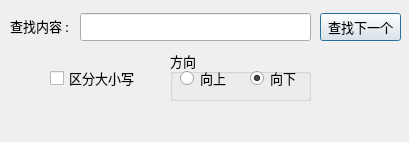
Qt form finddialog.ui (magicdmer/EasyNoteX) before a commit.
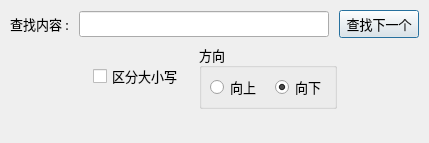
The same form after that commit.

Commit message:
refactor(finddialog): 改用布局管理器替代绝对定位
移除硬编码的固定尺寸限制与绝对坐标定位，将控件按功能分组为布局结构，提升UI的可维护性。

Patch:
```diff
--- a/finddialog.ui
+++ b/finddialog.ui
@@ -6,28 +6,10 @@
    <rect>
     <x>0</x>
     <y>0</y>
-    <width>409</width>
-    <height>142</height>
+    <width>468</width>
+    <height>134</height>
    </rect>
   </property>
-  <property name="sizePolicy">
-   <sizepolicy hsizetype="Fixed" vsizetype="Fixed">
-    <horstretch>0</horstretch>
-    <verstretch>0</verstretch>
-   </sizepolicy>
-  </property>
-  <property name="minimumSize">
-   <size>
-    <width>409</width>
-    <height>142</height>
-   </size>
-  </property>
-  <property name="maximumSize">
-   <size>
-    <width>409</width>
-    <height>142</height>
-   </size>
-  </property>
   <property name="font">
    <font>
     <family>微软雅黑</family>
@@ -37,89 +19,111 @@
   <property name="windowTitle">
    <string>查找</string>
   </property>
+  <layout class="QVBoxLayout" name="verticalLayout">
+   <property name="sizeConstraint">
+    <enum>QLayout::SetFixedSize</enum>
+   </property>
+   <property name="leftMargin">
+    <number>10</number>
+   </property>
+   <property name="topMargin">
+    <number>10</number>
+   </property>
+   <property name="rightMargin">
+    <number>10</number>
+   </property>
+   <property name="bottomMargin">
+    <number>10</number>
+   </property>
+   <property name="spacing">
+    <number>6</number>
+   </property>
+   <item>
+    <layout class="QHBoxLayout" name="horizontalLayoutTop">
+     <property name="spacing">
+      <number>10</number>
+     </property>
+     <item>
   <widget class="QLabel" name="label">
-   <property name="geometry">
-    <rect>
-     <x>10</x>
-     <y>18</y>
-     <width>61</width>
-     <height>16</height>
-    </rect>
-   </property>
    <property name="text">
     <string>查找内容 :</string>
    </property>
   </widget>
+     </item>
+     <item>
   <widget class="QLineEdit" name="lineEdit">
-   <property name="geometry">
-    <rect>
-     <x>80</x>
-     <y>13</y>
-     <width>231</width>
-     <height>28</height>
-    </rect>
-   </property>
-  </widget>
+       <property name="minimumSize">
+        <size>
+         <width>250</width>
+         <height>0</height>
+        </size>
+       </property>
+      </widget>
+     </item>
+     <item>
   <widget class="QPushButton" name="pushButtonFind">
-   <property name="geometry">
-    <rect>
-     <x>320</x>
-     <y>13</y>
-     <width>81</width>
-     <height>28</height>
-    </rect>
-   </property>
    <property name="text">
     <string>查找下一个</string>
    </property>
   </widget>
+     </item>
+    </layout>
+   </item>
+   <item>
+    <layout class="QHBoxLayout" name="horizontalLayoutOptions">
+     <property name="spacing">
+      <number>16</number>
+     </property>
+     <item>
+      <spacer name="horizontalSpacerLeft">
+       <property name="orientation">
+        <enum>Qt::Horizontal</enum>
+       </property>
+       <property name="sizeHint" stdset="0">
+        <size>
+         <width>8</width>
+         <height>20</height>
+        </size>
+       </property>
+      </spacer>
+     </item>
+     <item>
   <widget class="QCheckBox" name="checkBoxCaseSensitive">
-   <property name="geometry">
-    <rect>
-     <x>50</x>
-     <y>70</y>
-     <width>91</width>
-     <height>16</height>
-    </rect>
-   </property>
    <property name="text">
     <string>区分大小写</string>
    </property>
   </widget>
+     </item>
+     <item>
   <widget class="QGroupBox" name="groupBox">
-   <property name="geometry">
-    <rect>
-     <x>170</x>
-     <y>50</y>
-     <width>141</width>
-     <height>51</height>
-    </rect>
-   </property>
    <property name="title">
     <string>方向</string>
    </property>
+       <layout class="QHBoxLayout" name="horizontalLayoutDirection">
+        <property name="leftMargin">
+         <number>8</number>
+        </property>
+        <property name="topMargin">
+         <number>6</number>
+        </property>
+        <property name="rightMargin">
+         <number>8</number>
+        </property>
+        <property name="bottomMargin">
+         <number>6</number>
+        </property>
+        <property name="spacing">
+         <number>14</number>
+        </property>
+        <item>
    <widget class="QRadioButton" name="radioButtonBackward">
-    <property name="geometry">
-     <rect>
-      <x>10</x>
-      <y>20</y>
-      <width>51</width>
-      <height>16</height>
-     </rect>
-    </property>
     <property name="text">
      <string>向上</string>
     </property>
    </widget>
+        </item>
+        <item>
    <widget class="QRadioButton" name="radioButtonForward">
-    <property name="geometry">
-     <rect>
-      <x>80</x>
-      <y>20</y>
-      <width>51</width>
-      <height>16</height>
-     </rect>
-    </property>
     <property name="text">
      <string>向下</string>
     </property>
@@ -127,16 +131,27 @@
      <bool>true</bool>
     </property>
    </widget>
-  </widget>
+        </item>
+       </layout>
+      </widget>
+     </item>
+     <item>
+      <spacer name="horizontalSpacerRight">
+       <property name="orientation">
+        <enum>Qt::Horizontal</enum>
+       </property>
+       <property name="sizeHint" stdset="0">
+        <size>
+         <width>1</width>
+         <height>20</height>
+        </size>
+       </property>
+      </spacer>
+     </item>
+    </layout>
+   </item>
+   <item>
   <widget class="QLabel" name="labelError">
-   <property name="geometry">
-    <rect>
-     <x>10</x>
-     <y>109</y>
-     <width>391</width>
-     <height>21</height>
-    </rect>
-   </property>
    <property name="styleSheet">
     <string notr="true">color: rgb(255, 0, 0);</string>
    </property>
@@ -144,6 +159,8 @@
     <string/>
    </property>
   </widget>
+   </item>
+  </layout>
  </widget>
  <resources/>
  <connections/>
```
Lines whose indentation alone changed are shown as unchanged.
